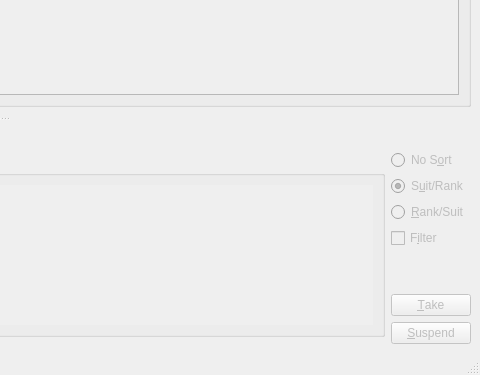
Qt form src/mainwindow.ui (velnias75/NetMauMau-Qt-Client) before a commit; both pictures show x 480 to 960 and y 175 to 550 of the 960 by 550 pixel window.
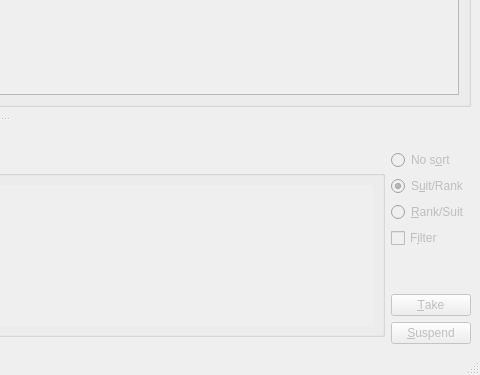
The same form after that commit. Icons and pictures are not drawn. Custom widgets are drawn as their Qt base class.

Commit message: delete servers dialog

```diff
--- a/src/mainwindow.ui
+++ b/src/mainwindow.ui
@@ -396,7 +396,7 @@
             </font>
            </property>
            <property name="text">
-            <string>No S&amp;ort</string>
+            <string>No s&amp;ort</string>
            </property>
            <attribute name="buttonGroup">
             <string notr="true">buttonGroup</string>
```
The commit also changes 7 other files.
